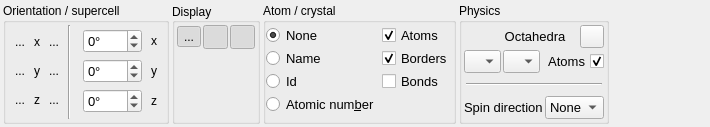
The window that tabs/visuals.ui (piti-diablotin/qAgate) describes before a commit, drawn with Qt 5.
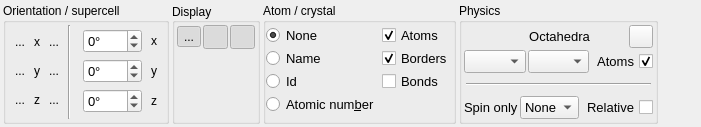
The same window after the commit. Icons and pictures are not drawn.

Commit message: Update spin configuration in visuals

Patch:
```diff
--- a/tabs/visuals.ui
+++ b/tabs/visuals.ui
@@ -6,7 +6,7 @@
    <rect>
     <x>0</x>
     <y>0</y>
-    <width>710</width>
+    <width>701</width>
     <height>127</height>
    </rect>
   </property>
@@ -1104,7 +1104,7 @@
             <string>Spin direction filter</string>
            </property>
            <property name="text">
-            <string>Spin direction</string>
+            <string>Spin only</string>
            </property>
           </widget>
          </item>
@@ -1169,6 +1169,21 @@
            </item>
           </widget>
          </item>
+         <item>
+          <widget class="QCheckBox" name="spinRelative">
+           <property name="font">
+            <font>
+             <pointsize>10</pointsize>
+            </font>
+           </property>
+           <property name="layoutDirection">
+            <enum>Qt::RightToLeft</enum>
+           </property>
+           <property name="text">
+            <string>Relative</string>
+           </property>
+          </widget>
+         </item>
         </layout>
        </widget>
       </item>
@@ -1182,7 +1197,7 @@
      </property>
      <property name="sizeHint" stdset="0">
       <size>
-       <width>40</width>
+       <width>0</width>
        <height>20</height>
       </size>
      </property>
```
The commit also changes 10 other files.
